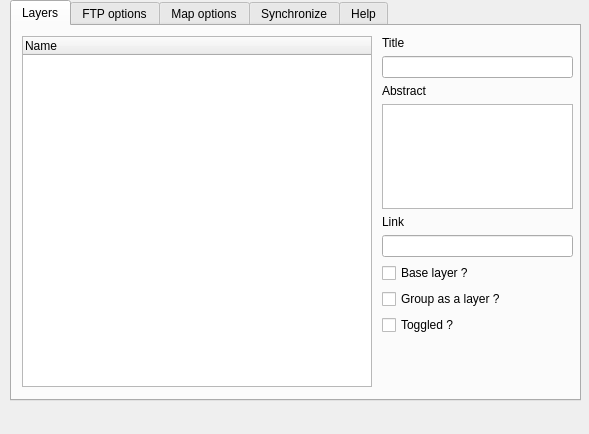
Qt form ui_send2server.ui (3liz/lizmap-plugin) before a commit.
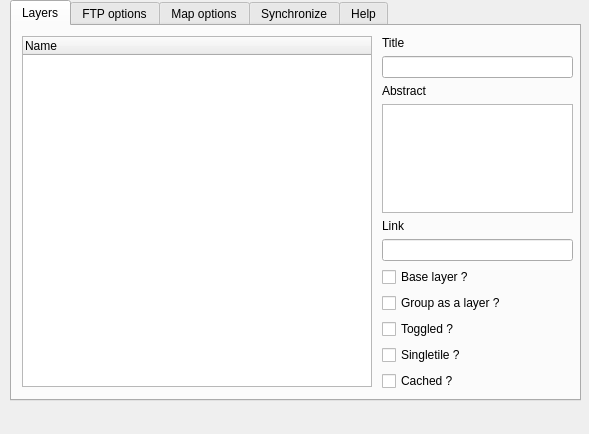
The same form after that commit.

Commit message: Ajout de singletTile et cached pour chaque layer/group

The edit to the form file:
```diff
--- a/ui_send2server.ui
+++ b/ui_send2server.ui
@@ -62,7 +62,7 @@
        <x>370</x>
        <y>10</y>
        <width>191</width>
-       <height>299</height>
+       <height>355</height>
       </rect>
      </property>
      <layout class="QVBoxLayout" name="verticalLayout">
@@ -117,6 +117,20 @@
         </property>
        </widget>
       </item>
+      <item>
+       <widget class="QCheckBox" name="cbSingleTile">
+        <property name="text">
+         <string>Singletile ?</string>
+        </property>
+       </widget>
+      </item>
+      <item>
+       <widget class="QCheckBox" name="cbCached">
+        <property name="text">
+         <string>Cached ?</string>
+        </property>
+       </widget>
+      </item>
      </layout>
     </widget>
    </widget>
@@ -313,16 +327,6 @@
         </item>
        </layout>
       </item>
-      <item>
-       <widget class="QCheckBox" name="cbSingleTile">
-        <property name="text">
-         <string>SingleTile</string>
-        </property>
-        <property name="checked">
-         <bool>true</bool>
-        </property>
-       </widget>
-      </item>
       <item>
        <spacer name="verticalSpacer">
         <property name="orientation">
```
Left out of the diff: 1 changed line with no effect on the pictures. The commit also changes 3 other files.
